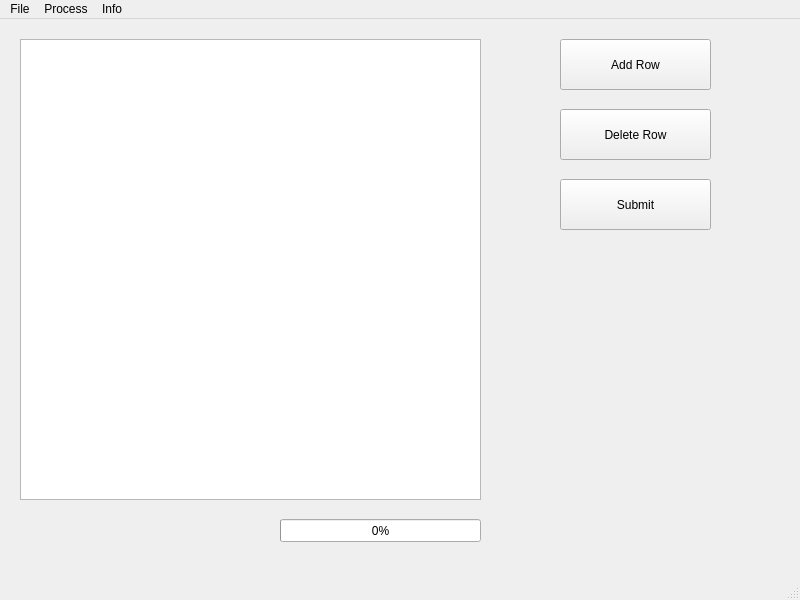
Qt form mainwindow.ui (lord12-droidd/DBaseHelper) before a commit.
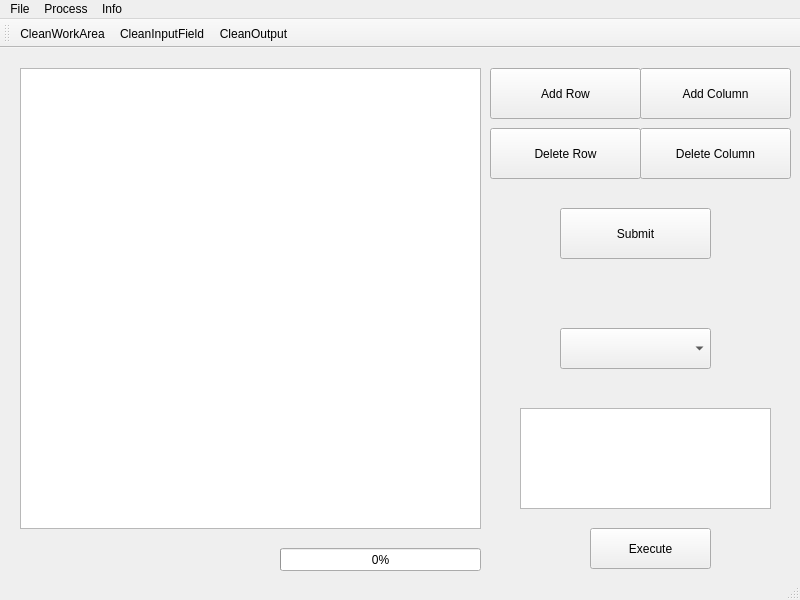
The same form after that commit. Icons and pictures are not drawn.

```diff
--- a/mainwindow.ui
+++ b/mainwindow.ui
@@ -43,7 +43,7 @@
    <widget class="QPushButton" name="pushButton">
     <property name="geometry">
      <rect>
-      <x>560</x>
+      <x>490</x>
       <y>20</y>
       <width>151</width>
       <height>51</height>
@@ -56,8 +56,8 @@
    <widget class="QPushButton" name="pushButton_2">
     <property name="geometry">
      <rect>
-      <x>560</x>
-      <y>90</y>
+      <x>490</x>
+      <y>80</y>
       <width>151</width>
       <height>51</height>
      </rect>
@@ -79,6 +79,65 @@
      <string>Submit</string>
     </property>
    </widget>
+   <widget class="QComboBox" name="comboBox">
+    <property name="geometry">
+     <rect>
+      <x>560</x>
+      <y>280</y>
+      <width>151</width>
+      <height>41</height>
+     </rect>
+    </property>
+   </widget>
+   <widget class="QPushButton" name="executeQueryButton">
+    <property name="geometry">
+     <rect>
+      <x>590</x>
+      <y>480</y>
+      <width>121</width>
+      <height>41</height>
+     </rect>
+    </property>
+    <property name="text">
+     <string>Execute</string>
+    </property>
+   </widget>
+   <widget class="QTextEdit" name="queryArea">
+    <property name="geometry">
+     <rect>
+      <x>520</x>
+      <y>360</y>
+      <width>251</width>
+      <height>101</height>
+     </rect>
+    </property>
+   </widget>
+   <widget class="QPushButton" name="addColumnButton">
+    <property name="geometry">
+     <rect>
+      <x>640</x>
+      <y>20</y>
+      <width>151</width>
+      <height>51</height>
+     </rect>
+    </property>
+    <property name="text">
+     <string>Add Column</string>
+    </property>
+   </widget>
+   <widget class="QPushButton" name="deleteColumnButton">
+    <property name="geometry">
+     <rect>
+      <x>640</x>
+      <y>80</y>
+      <width>151</width>
+      <height>51</height>
+     </rect>
+    </property>
+    <property name="text">
+     <string>Delete Column</string>
+    </property>
+   </widget>
   </widget>
   <widget class="QMenuBar" name="menubar">
    <property name="geometry">
@@ -113,6 +172,20 @@
    <addaction name="menuInfo"/>
   </widget>
   <widget class="QStatusBar" name="statusbar"/>
+  <widget class="QToolBar" name="toolBar">
+   <property name="windowTitle">
+    <string>toolBar</string>
+   </property>
+   <attribute name="toolBarArea">
+    <enum>TopToolBarArea</enum>
+   </attribute>
+   <attribute name="toolBarBreak">
+    <bool>false</bool>
+   </attribute>
+   <addaction name="actionCleanWorkArea"/>
+   <addaction name="actionCleanInputField"/>
+   <addaction name="actionCleanOutput"/>
+  </widget>
   <action name="actionOpen">
    <property name="text">
     <string>Open</string>
@@ -133,6 +206,42 @@
     <string>About</string>
    </property>
   </action>
+  <action name="actionCleanWorkArea">
+   <property name="icon">
+    <iconset>
+     <normaloff>../../Downloads/application_delete.png</normaloff>../../Downloads/application_delete.png</iconset>
+   </property>
+   <property name="text">
+    <string>CleanWorkArea</string>
+   </property>
+   <property name="shortcut">
+    <string>Ctrl+Shift+W</string>
+   </property>
+  </action>
+  <action name="actionCleanInputField">
+   <property name="icon">
+    <iconset>
+     <normaloff>../../Downloads/textfield_delete.png</normaloff>../../Downloads/textfield_delete.png</iconset>
+   </property>
+   <property name="text">
+    <string>CleanInputField</string>
+   </property>
+   <property name="shortcut">
+    <string>Ctrl+Shift+T</string>
+   </property>
+  </action>
+  <action name="actionCleanOutput">
+   <property name="icon">
+    <iconset>
+     <normaloff>../../Downloads/table_delete.png</normaloff>../../Downloads/table_delete.png</iconset>
+   </property>
+   <property name="text">
+    <string>CleanOutput</string>
+   </property>
+   <property name="shortcut">
+    <string>Ctrl+Shift+V</string>
+   </property>
+  </action>
  </widget>
  <resources/>
  <connections/>
```
Left out of the diff: 6 changed lines with no effect on the pictures.
